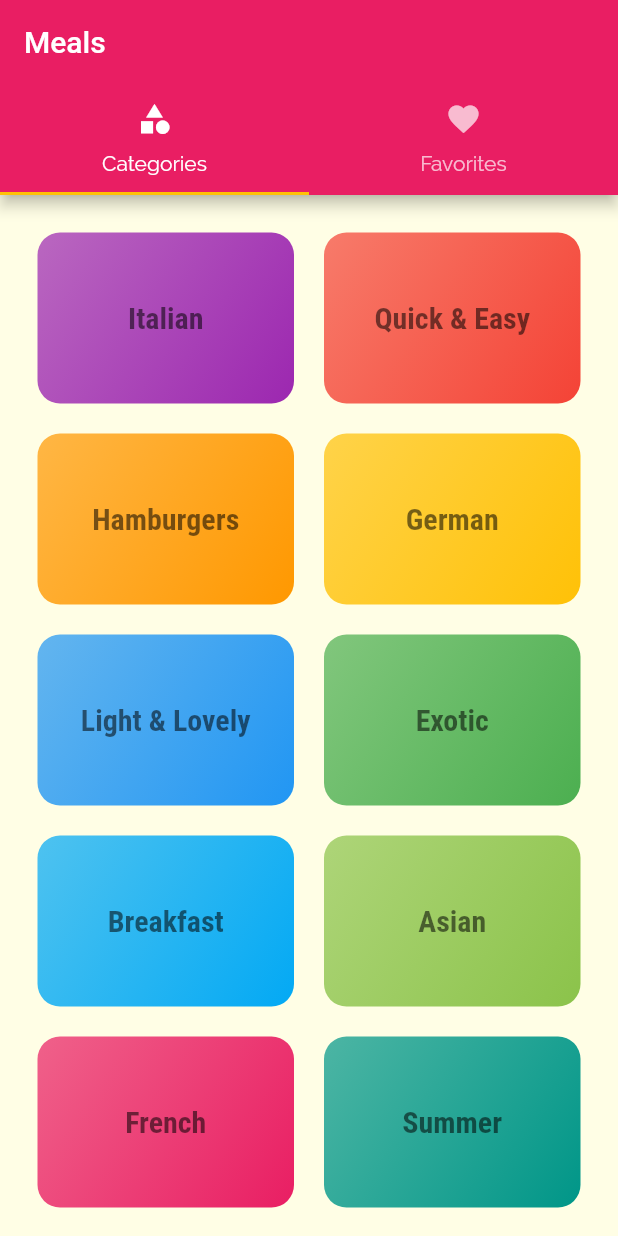
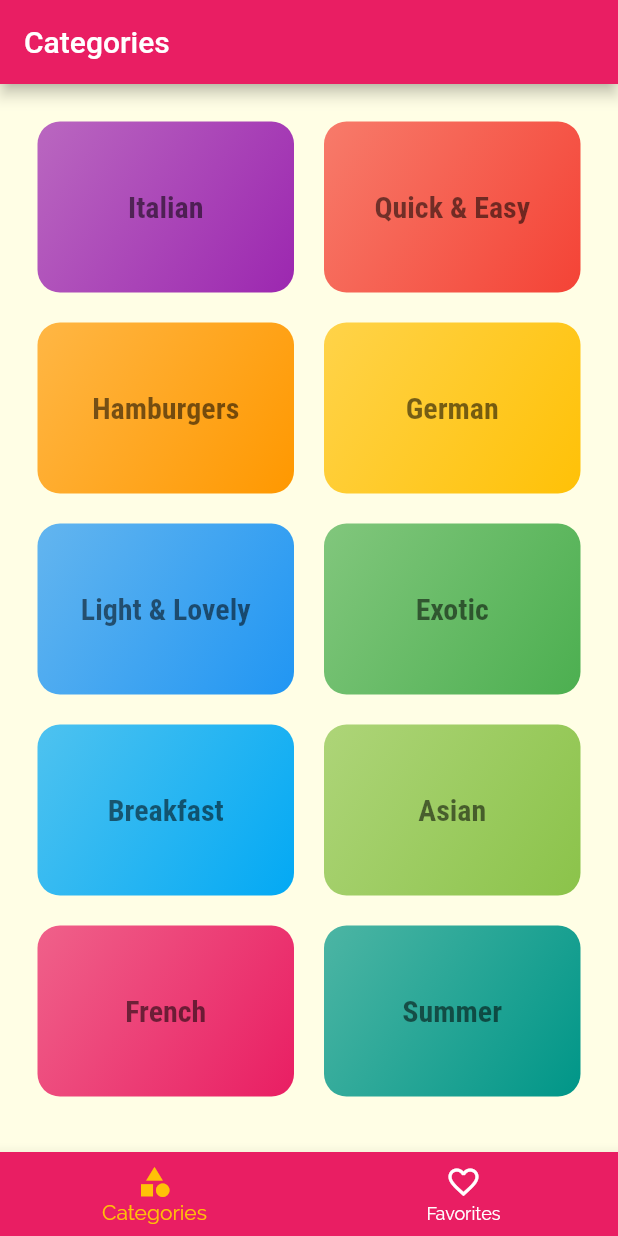
Before and after one commit to daveborka/FlutterShopLP, a Flutter app: the screen it shows after launch, on a phone screen of 412 x 824 dp. Run offline on Flutter 3.47's test engine with Material 2 defaults, Android fonts, the phone set to English and light mode, and no system bars.

Commit message:
Adding bottom navigation tabs

```diff
--- a/flutter_meals_app/lib/main.dart
+++ b/flutter_meals_app/lib/main.dart
@@ -4,6 +4,7 @@ import './screens/tabs_screen.dart';
 
 import './screens/category_meals_screen.dart';
 import './screens/categories_screen.dart';
+import 'screens/tab_screen_bottom.dart';
 
 void main() => runApp(MyApp());
 
@@ -26,7 +27,7 @@ class MyApp extends StatelessWidget {
                   fontWeight: FontWeight.bold),
             ),
       ),
-      home: TabsScreen(),
+      home: TabsScreenBottom(),
       routes: {
         CategoryMealsScreen.routeName: (ctx) => CategoryMealsScreen(),
         MealDetailScreen.routeName: (ctx) => MealDetailScreen()
--- /dev/null
+++ b/flutter_meals_app/lib/screens/tab_screen_bottom.dart
@@ -0,0 +1,52 @@
+import 'package:flutter/material.dart';
+import 'package:flutter_complete_guide/screens/categories_screen.dart';
+import 'package:flutter_complete_guide/screens/favorites_screen.dart';
+
+class TabsScreenBottom extends StatefulWidget {
+  @override
+  _TabsScreenBottomState createState() => _TabsScreenBottomState();
+}
+
+class _TabsScreenBottomState extends State<TabsScreenBottom> {
+  final List<Map<String, Object>> _pages = [
+    {'page': CategoriesScreen(), 'title': 'Categories'},
+    {'page': FavoritesScreen(), 'title': 'Yout Favorites'},
+  ];
+  int _selectedStateIndex = 0;
+
+  void _selectPage(int index) {
+    setState(() {
+      _selectedStateIndex = index;
+    });
+  }
+
+  @override
+  Widget build(BuildContext context) {
+    return Scaffold(
+      appBar: AppBar(
+        title: Text(_pages[_selectedStateIndex]['title']),
+      ),
+      body: _pages[_selectedStateIndex]['page'] as Widget,
+      bottomNavigationBar: BottomNavigationBar(
+        onTap: _selectPage,
+        backgroundColor: Theme.of(context).primaryColor,
+        unselectedItemColor: Colors.white,
+        selectedItemColor: Theme.of(context).accentColor,
+        currentIndex: _selectedStateIndex,
+        type: BottomNavigationBarType.fixed,
+        items: [
+          BottomNavigationBarItem(
+            backgroundColor: Theme.of(context).primaryColor,
+            icon: Icon(Icons.category),
+            title: Text('Categories'),
+          ),
+          BottomNavigationBarItem(
+            backgroundColor: Theme.of(context).primaryColor,
+            icon: Icon(Icons.favorite_outline),
+            title: Text('Favorites'),
+          )
+        ],
+      ),
+    );
+  }
+}
```
